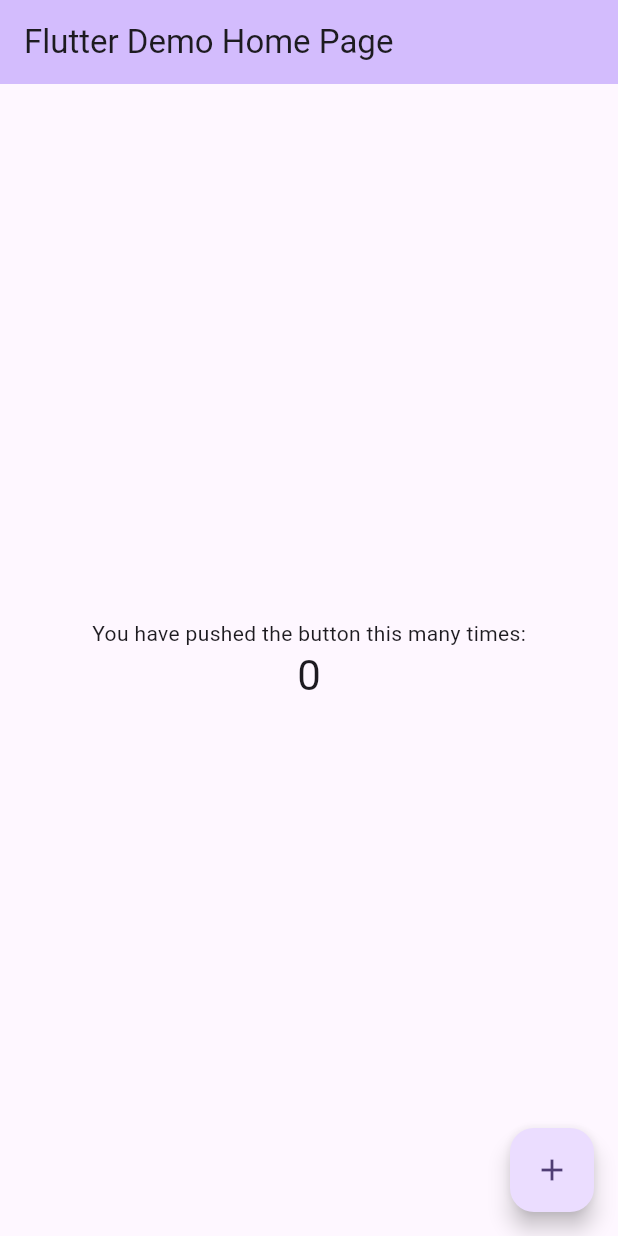
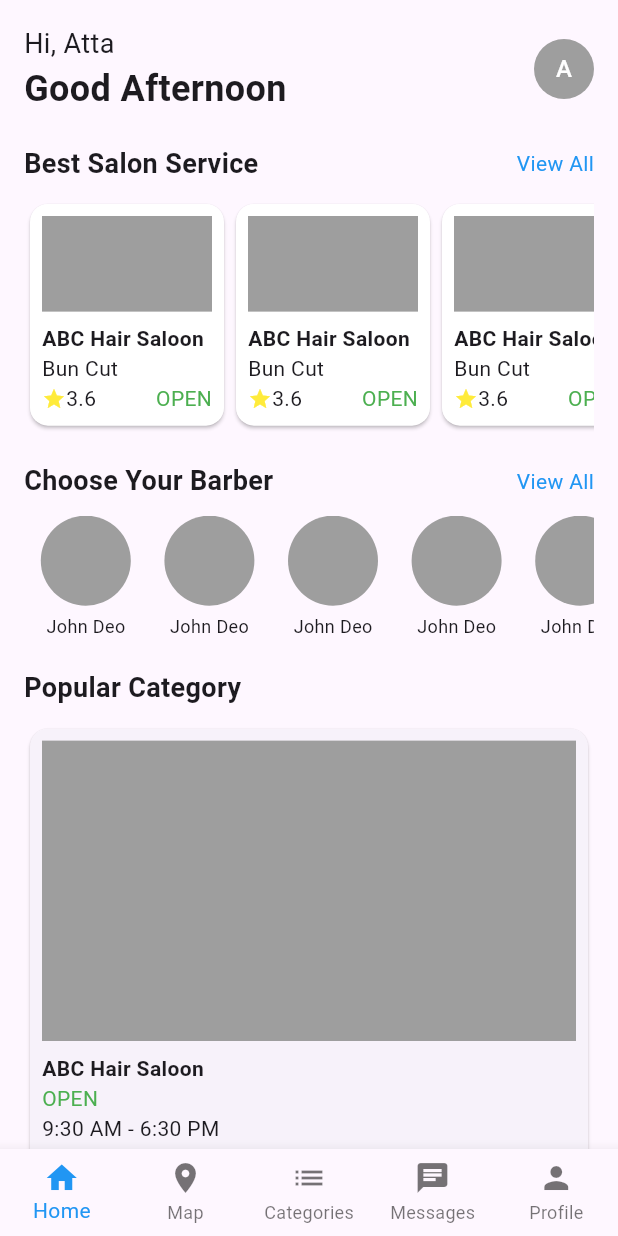
Before and after one commit to ozzene/mbs, a Flutter app: the screen it shows after launch, on a phone screen of 412 x 824 dp. Run offline on Flutter 3.47's test engine with Material 3 defaults, Android fonts, the phone set to English and light mode, and no system bars.

Commit message:
feature nav and screen

```diff
--- a/lib/main.dart
+++ b/lib/main.dart
@@ -1,4 +1,6 @@
 import 'package:flutter/material.dart';
+import 'package:mbs/src/screens/navigation.dart';
+
 
 void main() {
   runApp(const MyApp());
@@ -7,119 +9,15 @@ void main() {
 class MyApp extends StatelessWidget {
   const MyApp({super.key});
 
-  // This widget is the root of your application.
   @override
   Widget build(BuildContext context) {
     return MaterialApp(
-      title: 'Flutter Demo',
+      title: 'Salon App',
       theme: ThemeData(
-        // This is the theme of your application.
-        //
-        // TRY THIS: Try running your application with "flutter run". You'll see
-        // the application has a blue toolbar. Then, without quitting the app,
-        // try changing the seedColor in the colorScheme below to Colors.green
-        // and then invoke "hot reload" (save your changes or press the "hot
-        // reload" button in a Flutter-supported IDE, or press "r" if you used
-        // the command line to start the app).
-        //
-        // Notice that the counter didn't reset back to zero; the application
-        // state is not lost during the reload. To reset the state, use hot
-        // restart instead.
-        //
-        // This works for code too, not just values: Most code changes can be
-        // tested with just a hot reload.
-        colorScheme: ColorScheme.fromSeed(seedColor: Colors.deepPurple),
-        useMaterial3: true,
+        primarySwatch: Colors.blue,
+        visualDensity: VisualDensity.adaptivePlatformDensity,
       ),
-      home: const MyHomePage(title: 'Flutter Demo Home Page'),
+      home: const MainScreen(),
     );
   }
 }
-
-class MyHomePage extends StatefulWidget {
-  const MyHomePage({super.key, required this.title});
-
-  // This widget is the home page of your application. It is stateful, meaning
-  // that it has a State object (defined below) that contains fields that affect
-  // how it looks.
-
-  // This class is the configuration for the state. It holds the values (in this
-  // case the title) provided by the parent (in this case the App widget) and
-  // used by the build method of the State. Fields in a Widget subclass are
-  // always marked "final".
-
-  final String title;
-
-  @override
-  State<MyHomePage> createState() => _MyHomePageState();
-}
-
-class _MyHomePageState extends State<MyHomePage> {
-  int _counter = 0;
-
-  void _incrementCounter() {
-    setState(() {
-      // This call to setState tells the Flutter framework that something has
-      // changed in this State, which causes it to rerun the build method below
-      // so that the display can reflect the updated values. If we changed
-      // _counter without calling setState(), then the build method would not be
-      // called again, and so nothing would appear to happen.
-      _counter++;
-    });
-  }
-
-  @override
-  Widget build(BuildContext context) {
-    // This method is rerun every time setState is called, for instance as done
-    // by the _incrementCounter method above.
-    //
-    // The Flutter framework has been optimized to make rerunning build methods
-    // fast, so that you can just rebuild anything that needs updating rather
-    // than having to individually change instances of widgets.
-    return Scaffold(
-      appBar: AppBar(
-        // TRY THIS: Try changing the color here to a specific color (to
-        // Colors.amber, perhaps?) and trigger a hot reload to see the AppBar
-        // change color while the other colors stay the same.
-        backgroundColor: Theme.of(context).colorScheme.inversePrimary,
-        // Here we take the value from the MyHomePage object that was created by
-        // the App.build method, and use it to set our appbar title.
-        title: Text(widget.title),
-      ),
-      body: Center(
-        // Center is a layout widget. It takes a single child and positions it
-        // in the middle of the parent.
-        child: Column(
-          // Column is also a layout widget. It takes a list of children and
-          // arranges them vertically. By default, it sizes itself to fit its
-          // children horizontally, and tries to be as tall as its parent.
-          //
-          // Column has various properties to control how it sizes itself and
-          // how it positions its children. Here we use mainAxisAlignment to
-          // center the children vertically; the main axis here is the vertical
-          // axis because Columns are vertical (the cross axis would be
-          // horizontal).
-          //
-          // TRY THIS: Invoke "debug painting" (choose the "Toggle Debug Paint"
-          // action in the IDE, or press "p" in the console), to see the
-          // wireframe for each widget.
-          mainAxisAlignment: MainAxisAlignment.center,
-          children: <Widget>[
-            const Text(
-              'You have pushed the button this many times:',
-            ),
-            Text(
-              '$_counter',
-              style: Theme.of(context).textTheme.headlineMedium,
-            ),
-          ],
-        ),
-      ),
-      floatingActionButton: FloatingActionButton(
-        onPressed: _incrementCounter,
-        tooltip: 'Increment',
-        child: const Icon(Icons.add),
-      ), // This trailing comma makes auto-formatting nicer for build methods.
-    );
-  }
-}
--- /dev/null
+++ b/lib/src/screens/home_screen.dart
@@ -0,0 +1,197 @@
+import 'package:flutter/material.dart';
+
+class HomePage extends StatefulWidget {
+  const HomePage({super.key});
+
+  @override
+  State<HomePage> createState() => _HomePageState();
+}
+
+class _HomePageState extends State<HomePage> {
+  @override
+  Widget build(BuildContext context) {
+    return Scaffold(
+      body: SafeArea(
+        child: SingleChildScrollView(
+          child: Padding(
+            padding: const EdgeInsets.all(16.0),
+            child: Column(
+              crossAxisAlignment: CrossAxisAlignment.start,
+              children: [
+                _buildHeader(),
+                const SizedBox(height: 20),
+                _buildBestSalonService(),
+                const SizedBox(height: 20),
+                _buildChooseYourBarber(),
+                const SizedBox(height: 20),
+                _buildPopularCategory(),
+              ],
+            ),
+          ),
+        ),
+      ),
+    );
+  }
+
+  Widget _buildHeader() {
+    return const Row(
+      mainAxisAlignment: MainAxisAlignment.spaceBetween,
+      children: [
+        Column(
+          crossAxisAlignment: CrossAxisAlignment.start,
+          children: [
+            Text('Hi, Atta', style: TextStyle(fontSize: 18)),
+            Text('Good Afternoon',
+                style: TextStyle(fontSize: 24, fontWeight: FontWeight.bold)),
+          ],
+        ),
+        CircleAvatar(
+          backgroundColor: Colors.grey,
+          child: Text('A', style: TextStyle(color: Colors.white)),
+        ),
+      ],
+    );
+  }
+
+  Widget _buildBestSalonService() {
+    return Column(
+      crossAxisAlignment: CrossAxisAlignment.start,
+      children: [
+        const Row(
+          mainAxisAlignment: MainAxisAlignment.spaceBetween,
+          children: [
+            Text('Best Salon Service',
+                style: TextStyle(fontSize: 18, fontWeight: FontWeight.bold)),
+            Text('View All', style: TextStyle(color: Colors.blue)),
+          ],
+        ),
+        const SizedBox(height: 10),
+        SingleChildScrollView(
+          physics: const  BouncingScrollPhysics(),
+          scrollDirection: Axis.horizontal,
+          child: Row(
+            children: ["", "", "", "", ""]
+                .asMap()
+                .entries
+                .map((e) => _buildSalonCard('ABC Hair Saloon', 'Bun Cut', 3.6))
+                .toList(),
+          ),
+        ),
+      ],
+    );
+  }
+
+  Widget _buildSalonCard(String title, String subtitle, double rating,
+      {Color color = Colors.white}) {
+    return SizedBox(
+      width: MediaQuery.of(context).size.width/3,
+      child: Card(
+        color: color,
+        child: Padding(
+          padding: const EdgeInsets.all(8.0),
+          child: Column(
+            crossAxisAlignment: CrossAxisAlignment.start,
+            children: [
+              AspectRatio(
+                aspectRatio: 16 / 9,
+                child: Container(color: Colors.grey),
+              ),
+              const SizedBox(height: 8),
+              Text(title, style: const TextStyle(fontWeight: FontWeight.bold)),
+              Text(subtitle),
+              Row(
+                children: [
+                  const Icon(Icons.star, color: Colors.yellow, size: 16),
+                  Text('$rating'),
+                  const Spacer(),
+                  const Text('OPEN', style: TextStyle(color: Colors.green)),
+                ],
+              ),
+            ],
+          ),
+        ),
+      ),
+    );
+  }
+
+  Widget _buildChooseYourBarber() {
+    return Column(
+      crossAxisAlignment: CrossAxisAlignment.start,
+      children: [
+        const Row(
+          mainAxisAlignment: MainAxisAlignment.spaceBetween,
+          children: [
+            Text('Choose Your Barber',
+                style: TextStyle(fontSize: 18, fontWeight: FontWeight.bold)),
+            Text('View All', style: TextStyle(color: Colors.blue)),
+          ],
+        ),
+        const SizedBox(height: 10),
+       SingleChildScrollView(
+          physics: const  BouncingScrollPhysics(),
+          scrollDirection: Axis.horizontal,
+          child: Row(
+            children: ["", "", "", "", "","", "", "", "", ""]
+                .asMap()
+                .entries
+                .map((e) => _buildBarberAvatar('John Deo'))
+                .toList(),
+          ),
+        ),
+      ],
+    );
+  }
+
+  Widget _buildBarberAvatar(String name) {
+    return SizedBox(
+      width: MediaQuery.of(context).size.width/5,
+      child: Column(
+        children: [
+          const CircleAvatar(
+            radius: 30,
+            backgroundColor: Colors.grey,
+          ),
+          const SizedBox(height: 5),
+          Text(name, style: const TextStyle(fontSize: 12)),
+        ],
+      ),
+    );
+  }
+
+  Widget _buildPopularCategory() {
+    return Column(
+      crossAxisAlignment: CrossAxisAlignment.start,
+      children: [
+        const Text('Popular Category',
+            style: TextStyle(fontSize: 18, fontWeight: FontWeight.bold)),
+        const SizedBox(height: 10),
+        Card(
+          child: Padding(
+            padding: const EdgeInsets.all(8.0),
+            child: Column(
+              crossAxisAlignment: CrossAxisAlignment.start,
+              children: [
+                AspectRatio(
+                  aspectRatio: 16 / 9,
+                  child: Container(color: Colors.grey),
+                ),
+                const SizedBox(height: 8),
+                const Text('ABC Hair Saloon',
+                    style: TextStyle(fontWeight: FontWeight.bold)),
+                const Text('OPEN', style: TextStyle(color: Colors.green)),
+                const Text('9:30 AM - 6:30 PM'),
+                const Text('Bun Cut'),
+                const Text('Price ₹250'),
+                Row(
+                    children: List.generate(
+                        5,
+                        (index) => const Icon(Icons.star,
+                            color: Colors.yellow, size: 16))),
+              ],
+            ),
+          ),
+        ),
+      ],
+    );
+  }
+}
--- /dev/null
+++ b/lib/src/screens/navigation.dart
@@ -0,0 +1,60 @@
+// ignore_for_file: prefer_typing_uninitialized_variables, unused_element
+import 'package:flutter/material.dart';
+import 'package:mbs/src/screens/categories_screen.dart';
+import 'package:mbs/src/screens/chat_screen.dart';
+import 'package:mbs/src/screens/home_screen.dart';
+import 'package:mbs/src/screens/messages_screen.dart';
+
+
+
+class MainScreen extends StatefulWidget {
+  const MainScreen({super.key});
+
+  @override
+  State<MainScreen> createState() => _MainScreenState();
+}
+
+class _MainScreenState extends State<MainScreen> {
+  int _selectedIndex = 0;
+
+  final List<Widget> _pages = [
+    const HomePage(),
+    Container(),
+    const CategoryPage(),
+    const MessageScreen(),
+    const MessagingChatScreen()
+  ];
+
+  void _onItemTapped(int index) {
+    setState(() {
+      _selectedIndex = index;
+    });
+  }
+
+  @override
+  Widget build(BuildContext context) {
+    return Scaffold(
+      body: IndexedStack(
+        index: _selectedIndex,
+        children: _pages,
+      ),
+      bottomNavigationBar: _buildBottomNavigationBar(),
+    );
+  }
+
+  Widget _buildBottomNavigationBar() {
+    return BottomNavigationBar(
+      type: BottomNavigationBarType.fixed,
+      items: const [
+        BottomNavigationBarItem(icon: Icon(Icons.home), label: 'Home'),
+        BottomNavigationBarItem(icon: Icon(Icons.location_on), label: 'Map'),
+        BottomNavigationBarItem(icon: Icon(Icons.list), label: 'Categories'),
+        BottomNavigationBarItem(icon: Icon(Icons.chat), label: 'Messages'),
+        BottomNavigationBarItem(icon: Icon(Icons.person), label: 'Profile'),
+      ],
+      currentIndex: _selectedIndex,
+      selectedItemColor: Colors.blue,
+      onTap: _onItemTapped,
+    );
+  }
+}
```
Also changed, not shown: lib/src/screens/categories_screen.dart (added, +166 -0 lines), lib/src/screens/chat_screen.dart (added, +106 -0 lines), lib/src/screens/messages_screen.dart (added, +77 -0 lines), lib/generated_plugin_registrant.dart (added), lib/src/config/app_config.dart (added), lib/src/models/user_model.dart (added), lib/src/providers/user_provider.dart (added), lib/src/routes/app_routes.dart (added), lib/src/screens/login_screen.dart (added), lib/src/screens/map_screen.dart (added), lib/src/screens/profile_screen.dart (added), lib/src/services/api_service.dart (added), lib/src/services/auth_service.dart (added), lib/src/utils/validators.dart (added), 3 more files.
